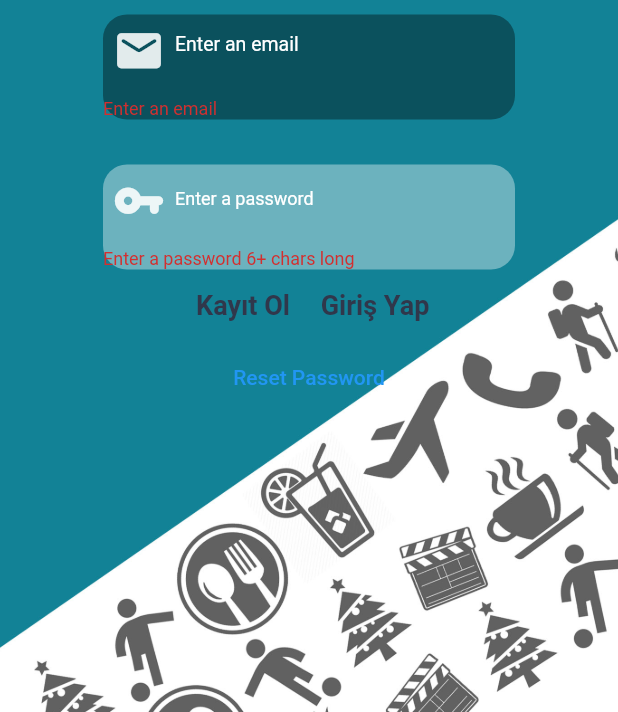
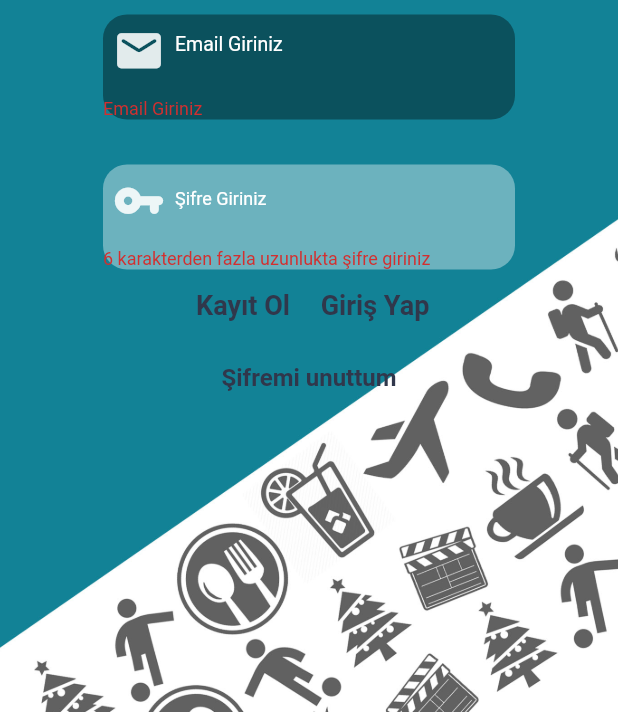
Before and after one commit to fburaktrd/Nudil, a Flutter app: the screen it shows after launch, after a tap on "Giriş Yap", on a phone screen of 412 x 824 dp, the part 524-1236 px from its top. Run offline on Flutter 3.47's test engine with Material 2 defaults, Android fonts, the phone set to English and light mode, and no system bars; our stand-ins replace firebase_auth, firebase_database, google_fonts, numberpicker, table_calendar; missing offline and left inert: day_night_time_picker, linked_scroll_controller; accounts and stored records are empty.

Commit message:
hafif şeyler

```diff
--- a/lib/screens/authenticate/sign_in.dart
+++ b/lib/screens/authenticate/sign_in.dart
@@ -1,11 +1,8 @@
 import 'package:flutter/material.dart';
 import 'package:flutter/services.dart';
-import 'package:flutter_first_app/models/user.dart';
 import 'package:flutter_first_app/screens/authenticate/register.dart';
 import 'package:flutter_first_app/screens/authenticate/reset_page.dart';
-import 'package:flutter_first_app/screens/home/home.dart';
 import 'package:flutter_first_app/services/auth.dart';
-import 'package:provider/provider.dart';
 
 class SignIn extends StatefulWidget {
   final Function toggleView;
@@ -88,7 +85,7 @@ class _SignInState extends State<SignIn> {
                         width: MediaQuery.of(context).size.width / 1.5,
                         child: TextFormField(
                             decoration: InputDecoration(
-                              hintText: "Enter an email",
+                              hintText: "Email Giriniz",
                               hintStyle: TextStyle(
                                 color: Colors.white,
                               ),
@@ -102,7 +99,7 @@ class _SignInState extends State<SignIn> {
                             style: TextStyle(color: Colors.white, fontSize: 13),
                             keyboardType: TextInputType.text,
                             validator: (val) =>
-                                val.isEmpty ? 'Enter an email' : null,
+                                val.isEmpty ? 'Email Giriniz' : null,
                             onChanged: (val) {
                               setState(() => email = val);
                             }),
@@ -117,7 +114,7 @@ class _SignInState extends State<SignIn> {
                         child: TextFormField(
                             decoration: InputDecoration(
                               hintText:
-                                  "Enter a password", // burası değiştirilir keyfi konulur bir şeyler.
+                                  "Şifre Giriniz", // burası değiştirilir keyfi konulur bir şeyler.
                               hintStyle: TextStyle(
                                 color: Colors.white,
                                 fontSize: 12,
@@ -134,7 +131,7 @@ class _SignInState extends State<SignIn> {
                             obscureText: true,
                             obscuringCharacter: '*',
                             validator: (val) => val.length < 6
-                                ? 'Enter a password 6+ chars long'
+                                ? '6 karakterden fazla uzunlukta şifre giriniz'
                                 : null,
                             onChanged: (val) {
                               setState(() => pass = val);
@@ -173,10 +170,19 @@ class _SignInState extends State<SignIn> {
                                     .signInWithEmailAndPassword(email, pass);
 
                                 if (result == null) {
-                                  setState(() => error =
-                                      'Could not sign in with those credentials.');
+                                  setState(
+                                    () => error =
+                                        'Girilen değerlere göre giriş yapılamadı.',
+                                  );
+                                  final snackBar = SnackBar(
+                                      backgroundColor: Colors.red,
+                                      content: Text(
+                                        error,
+                                        style: TextStyle(fontSize: 20),
+                                      ));
+                                  ScaffoldMessenger.of(context)
+                                      .showSnackBar(snackBar);
                                 } else {
-
                                   final snackBar = SnackBar(
                                       backgroundColor: Colors.lightBlue,
                                       content: Text(
@@ -185,7 +191,6 @@ class _SignInState extends State<SignIn> {
                                       ));
                                   ScaffoldMessenger.of(context)
                                       .showSnackBar(snackBar);
-
                                 }
                               }
                             },
@@ -196,8 +201,6 @@ class _SignInState extends State<SignIn> {
                           ),
                         ],
                       ),
-                      SizedBox(
-                          height: MediaQuery.of(context).viewInsets.bottom),
                       Row(
                         mainAxisAlignment: MainAxisAlignment.center,
                         children: [
@@ -205,7 +208,13 @@ class _SignInState extends State<SignIn> {
                               onPressed: () => Navigator.of(context).push(
                                   MaterialPageRoute(
                                       builder: (context) => ResetPass())),
-                              child: Text('Reset Password'))
+                              child: Text(
+                                'Şifremi unuttum',
+                                style: TextStyle(
+                                    color: Color(0xff30374b),
+                                    fontSize: 16,
+                                    fontWeight: FontWeight.bold),
+                              ))
                         ],
                       )
                     ],
```
